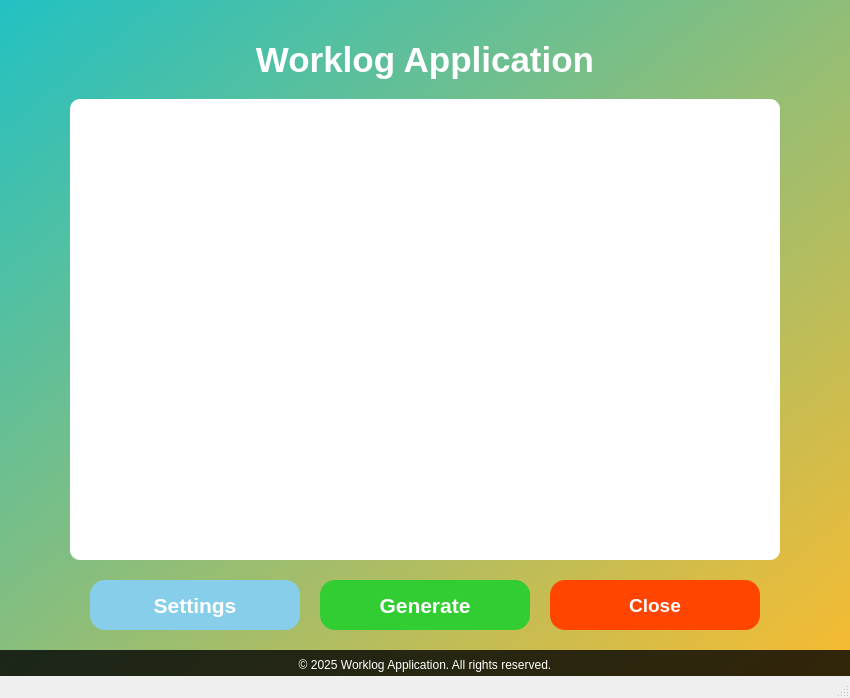
Before: the Qt Designer form worklog.ui in nakkasoft/das-worklog, drawn with Qt 5.
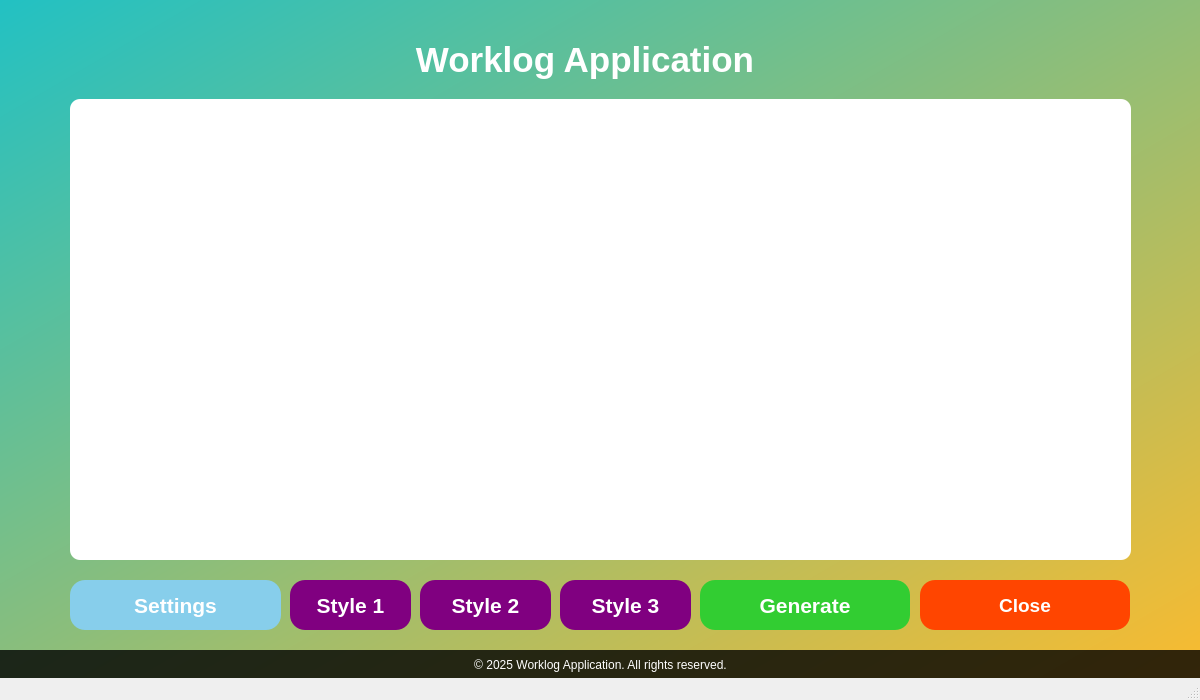
After: the same form once the commit is applied. Icons and pictures are not drawn.

The edit to the form file:
```diff
--- a/worklog.ui
+++ b/worklog.ui
@@ -6,10 +6,22 @@
    <rect>
     <x>0</x>
     <y>0</y>
-    <width>850</width>
-    <height>698</height>
+    <width>1200</width>
+    <height>700</height>
    </rect>
   </property>
+  <property name="minimumSize">
+   <size>
+    <width>1200</width>
+    <height>700</height>
+   </size>
+  </property>
+  <property name="maximumSize">
+   <size>
+    <width>1200</width>
+    <height>700</height>
+   </size>
+  </property>
   <property name="windowTitle">
    <string>Worklog Application</string>
   </property>
@@ -19,7 +31,7 @@
      <rect>
       <x>0</x>
       <y>0</y>
-      <width>850</width>
+      <width>1201</width>
       <height>700</height>
      </rect>
     </property>
@@ -51,7 +63,7 @@
    <widget class="QLabel" name="label">
     <property name="geometry">
      <rect>
-      <x>160</x>
+      <x>320</x>
       <y>30</y>
       <width>530</width>
       <height>60</height>
@@ -80,7 +92,7 @@
      <rect>
       <x>70</x>
       <y>99</y>
-      <width>710</width>
+      <width>1061</width>
       <height>461</height>
      </rect>
     </property>
@@ -150,7 +162,7 @@
    <widget class="QPushButton" name="pushButton">
     <property name="geometry">
      <rect>
-      <x>320</x>
+      <x>700</x>
       <y>580</y>
       <width>210</width>
       <height>50</height>
@@ -188,7 +200,7 @@
    <widget class="QPushButton" name="closeButton">
     <property name="geometry">
      <rect>
-      <x>550</x>
+      <x>920</x>
       <y>580</y>
       <width>210</width>
       <height>50</height>
@@ -226,9 +238,9 @@
    <widget class="QPushButton" name="pushButton_3">
     <property name="geometry">
      <rect>
-      <x>90</x>
+      <x>70</x>
       <y>580</y>
-      <width>210</width>
+      <width>211</width>
       <height>50</height>
      </rect>
     </property>
@@ -266,7 +278,7 @@
      <rect>
       <x>0</x>
       <y>650</y>
-      <width>850</width>
+      <width>1201</width>
       <height>30</height>
      </rect>
     </property>
@@ -286,6 +298,120 @@
      <set>Qt::AlignCenter</set>
     </property>
    </widget>
+   <widget class="QPushButton" name="pushButton_4">
+    <property name="geometry">
+     <rect>
+      <x>290</x>
+      <y>580</y>
+      <width>121</width>
+      <height>50</height>
+     </rect>
+    </property>
+    <property name="font">
+     <font>
+      <family>Arial</family>
+      <pointsize>16</pointsize>
+      <weight>75</weight>
+      <bold>true</bold>
+     </font>
+    </property>
+    <property name="styleSheet">
+     <string notr="true">
+       QPushButton {
+        border: none;
+        background-color: #800080; /* Purple background */
+        border-radius: 15px;
+        color: white;
+        font-weight: bold;
+       }
+       QPushButton:hover {
+         background-color: #9932CC; /* Darker purple on hover */
+       }
+       QPushButton:pressed {
+         background-color: #4B0082; /* Even darker purple on press */
+       }
+     </string>
+    </property>
+    <property name="text">
+     <string>Style 1</string>
+    </property>
+   </widget>
+   <widget class="QPushButton" name="pushButton_5">
+    <property name="geometry">
+     <rect>
+      <x>420</x>
+      <y>580</y>
+      <width>131</width>
+      <height>50</height>
+     </rect>
+    </property>
+    <property name="font">
+     <font>
+      <family>Arial</family>
+      <pointsize>16</pointsize>
+      <weight>75</weight>
+      <bold>true</bold>
+     </font>
+    </property>
+    <property name="styleSheet">
+     <string notr="true">
+       QPushButton {
+        border: none;
+        background-color: #800080; /* Purple background */
+        border-radius: 15px;
+        color: white;
+        font-weight: bold;
+       }
+       QPushButton:hover {
+         background-color: #9932CC; /* Darker purple on hover */
+       }
+       QPushButton:pressed {
+         background-color: #4B0082; /* Even darker purple on press */
+       }
+     </string>
+    </property>
+    <property name="text">
+     <string>Style 2</string>
+    </property>
+   </widget>
+   <widget class="QPushButton" name="pushButton_6">
+    <property name="geometry">
+     <rect>
+      <x>560</x>
+      <y>580</y>
+      <width>131</width>
+      <height>50</height>
+     </rect>
+    </property>
+    <property name="font">
+     <font>
+      <family>Arial</family>
+      <pointsize>16</pointsize>
+      <weight>75</weight>
+      <bold>true</bold>
+     </font>
+    </property>
+    <property name="styleSheet">
+     <string notr="true">
+       QPushButton {
+        border: none;
+        background-color: #800080; /* Purple background */
+        border-radius: 15px;
+        color: white;
+        font-weight: bold;
+       }
+       QPushButton:hover {
+         background-color: #9932CC; /* Darker purple on hover */
+       }
+       QPushButton:pressed {
+         background-color: #4B0082; /* Even darker purple on press */
+       }
+     </string>
+    </property>
+    <property name="text">
+     <string>Style 3</string>
+    </property>
+   </widget>
   </widget>
   <widget class="QMenuBar" name="menubar">
    <property name="geometry">
```
Left out of the diff: 4 changed lines with no effect on the pictures.
